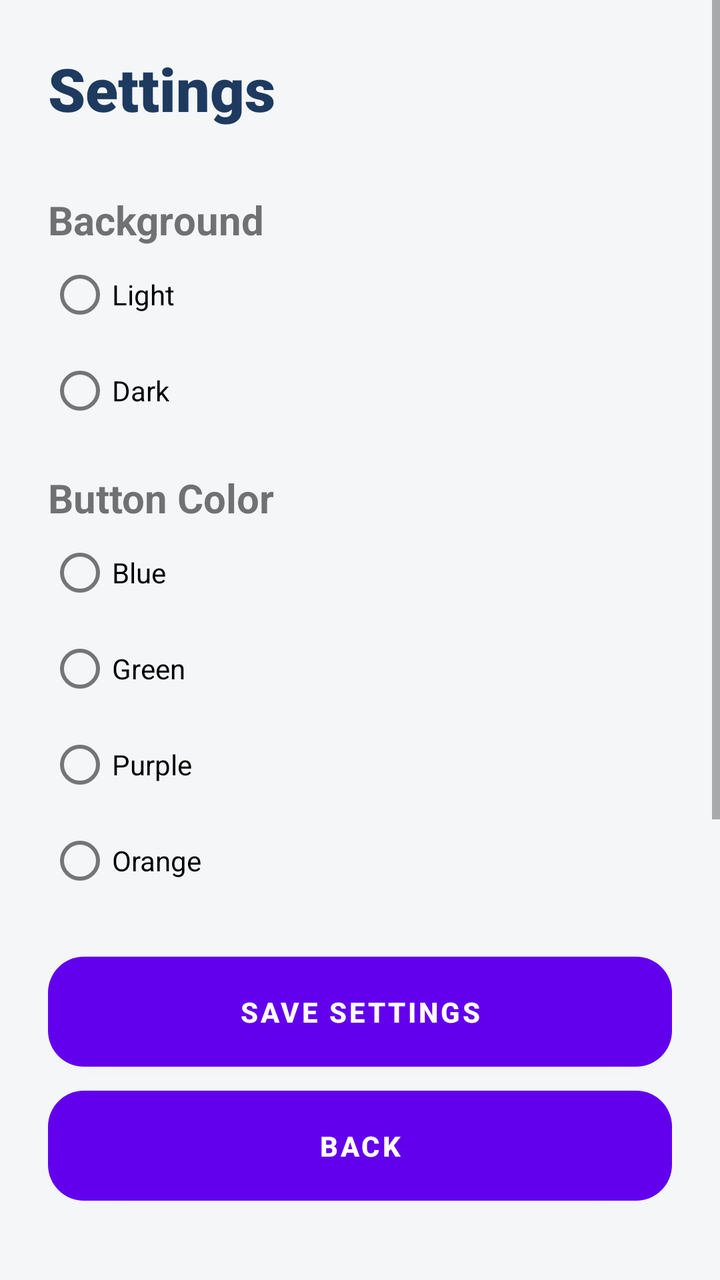
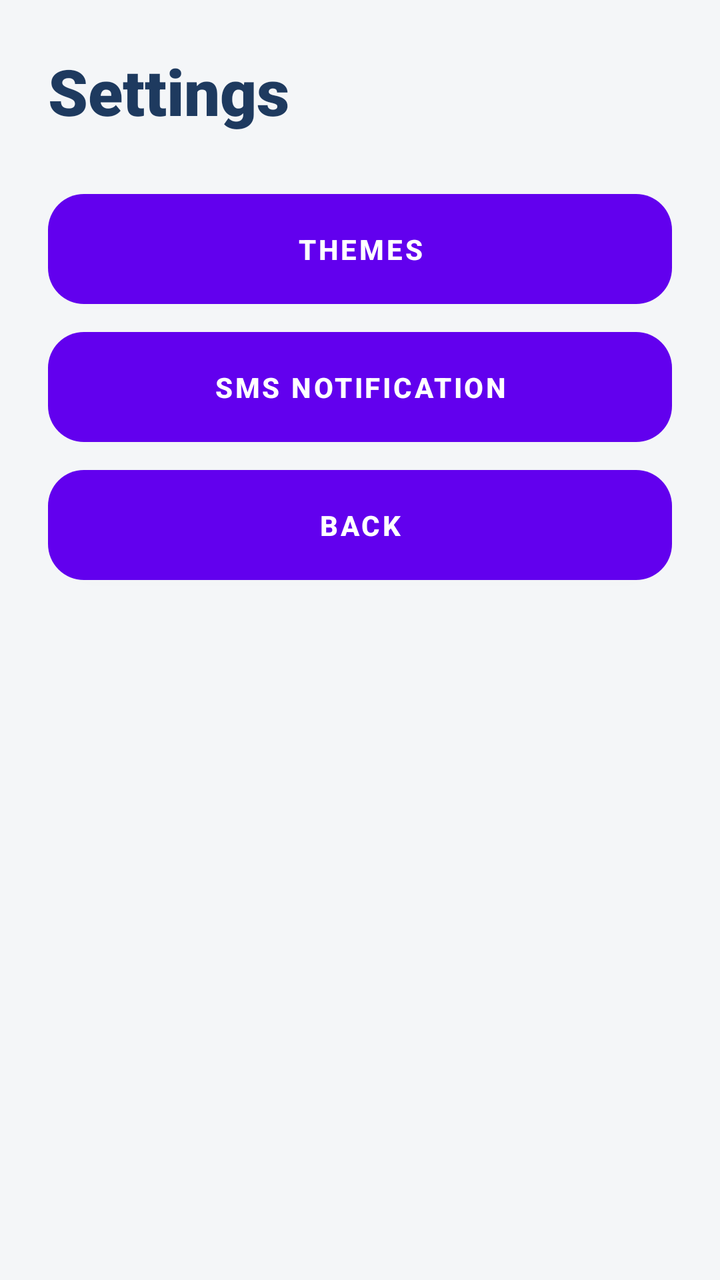

An Android layout rendered at two revisions. The XML below is the earlier revision; the diff shows what the commit changed to produce the second picture.
<!-- AndroidManifest.xml: application theme Theme.StudentPlanner -->
<!-- res/layout/activity_settings.xml -->
<?xml version="1.0" encoding="utf-8"?>
<ScrollView xmlns:android="http://schemas.android.com/apk/res/android"
    android:id="@+id/settingsScroll"
    android:layout_width="match_parent"
    android:layout_height="match_parent"
    android:background="#F4F6F8">

    <LinearLayout
        android:id="@+id/settingsLayout"
        android:layout_width="match_parent"
        android:layout_height="wrap_content"
        android:minHeight="1000dp"
        android:orientation="vertical"
        android:padding="24dp">

        <TextView
            android:id="@+id/txtSettingsTitle"
            android:layout_width="wrap_content"
            android:layout_height="wrap_content"
            android:text="Settings"
            android:textSize="30sp"
            android:textStyle="bold"
            android:fontFamily="sans-serif-black"
            android:textColor="#1E3A5F"
            android:layout_marginBottom="20dp" />

        <TextView
            android:id="@+id/txtBackgroundLabel"
            android:layout_width="wrap_content"
            android:layout_height="wrap_content"
            android:text="Background"
            android:textSize="20sp"
            android:textStyle="bold"
            android:layout_marginTop="12dp" />

        <RadioGroup
            android:id="@+id/bgGroup"
            android:layout_width="match_parent"
            android:layout_height="wrap_content">

            <RadioButton
                android:id="@+id/bgLight"
                android:layout_width="wrap_content"
                android:layout_height="wrap_content"
                android:text="Light" />

            <RadioButton
                android:id="@+id/bgDark"
                android:layout_width="wrap_content"
                android:layout_height="wrap_content"
                android:text="Dark" />
        </RadioGroup>

        <TextView
            android:id="@+id/txtButtonColorLabel"
            android:layout_width="wrap_content"
            android:layout_height="wrap_content"
            android:text="Button Color"
            android:textSize="20sp"
            android:textStyle="bold"
            android:layout_marginTop="16dp" />

        <RadioGroup
            android:id="@+id/buttonGroup"
            android:layout_width="match_parent"
            android:layout_height="wrap_content">

            <RadioButton
                android:id="@+id/colorBlue"
                android:layout_width="wrap_content"
                android:layout_height="wrap_content"
                android:text="Blue" />

            <RadioButton
                android:id="@+id/colorGreen"
                android:layout_width="wrap_content"
                android:layout_height="wrap_content"
                android:text="Green" />

            <RadioButton
                android:id="@+id/colorPurple"
                android:layout_width="wrap_content"
                android:layout_height="wrap_content"
                android:text="Purple" />

            <RadioButton
                android:id="@+id/colorOrange"
                android:layout_width="wrap_content"
                android:layout_height="wrap_content"
                android:text="Orange" />
        </RadioGroup>

        <Button
            android:id="@+id/btnSaveSettings"
            android:layout_width="match_parent"
            android:layout_height="55dp"
            android:text="Save Settings"
            android:textStyle="bold"
            android:background="@drawable/rounded_button"
            android:textColor="#FFFFFF"
            android:layout_marginTop="24dp" />

        <Button
            android:id="@+id/btnBackSettings"
            android:layout_width="match_parent"
            android:layout_height="55dp"
            android:text="Back"
            android:textStyle="bold"
            android:background="@drawable/rounded_button"
            android:textColor="#FFFFFF"
            android:layout_marginTop="12dp" />

    </LinearLayout>

</ScrollView>
<!-- resources referenced by this layout -->
<resources>
  <!-- drawable rounded_button (drawable) -->
  <?xml version="1.0" encoding="utf-8"?>
  <shape xmlns:android="http://schemas.android.com/apk/res/android">
      <corners android:radius="18dp" />
      <solid android:color="#2F80ED" />
      <padding
          android:left="12dp"
          android:right="12dp"
          android:top="10dp"
          android:bottom="10dp" />
  </shape>
  <style name="Theme.StudentPlanner" parent="Theme.MaterialComponents.DayNight.DarkActionBar">
          
          <item name="colorPrimary">@color/purple_500</item>
          <item name="colorPrimaryVariant">@color/purple_700</item>
          <item name="colorOnPrimary">@color/white</item>
          
          <item name="colorSecondary">@color/teal_200</item>
          <item name="colorSecondaryVariant">@color/teal_700</item>
          <item name="colorOnSecondary">@color/black</item>
          
          <item name="android:statusBarColor">?attr/colorPrimaryVariant</item>
          
      </style>
  <color name="purple_500">#FF6200EE</color>
  <color name="purple_700">#FF3700B3</color>
  <color name="white">#FFFFFFFF</color>
  <color name="teal_200">#FF03DAC5</color>
  <color name="teal_700">#FF018786</color>
  <color name="black">#FF000000</color>
</resources>

<!-- the commit's change to res/layout/activity_settings.xml (unified diff, before → after) -->
@@ -1,115 +1,50 @@
 <?xml version="1.0" encoding="utf-8"?>
-<ScrollView xmlns:android="http://schemas.android.com/apk/res/android"
-    android:id="@+id/settingsScroll"
+<LinearLayout xmlns:android="http://schemas.android.com/apk/res/android"
+    android:id="@+id/settingsMenuLayout"
     android:layout_width="match_parent"
     android:layout_height="match_parent"
+    android:orientation="vertical"
+    android:padding="24dp"
     android:background="#F4F6F8">
 
-    <LinearLayout
-        android:id="@+id/settingsLayout"
+    <TextView
+        android:id="@+id/txtSettingsMenuTitle"
+        android:layout_width="wrap_content"
+        android:layout_height="wrap_content"
+        android:text="Settings"
+        android:textSize="32sp"
+        android:textStyle="bold"
+        android:fontFamily="sans-serif-black"
+        android:textColor="#1E3A5F"
+        android:layout_marginBottom="30dp" />
+
+    <Button
+        android:id="@+id/btnThemes"
         android:layout_width="match_parent"
-        android:layout_height="wrap_content"
-        android:minHeight="1000dp"
-        android:orientation="vertical"
-        android:padding="24dp">
+        android:layout_height="55dp"
+        android:text="Themes"
+        android:textStyle="bold"
+        android:background="@drawable/rounded_button"
+        android:textColor="#FFFFFF"
+        android:layout_marginBottom="14dp" />
 
-        <TextView
-            android:id="@+id/txtSettingsTitle"
-            android:layout_width="wrap_content"
-            android:layout_height="wrap_content"
-            android:text="Settings"
-            android:textSize="30sp"
-            android:textStyle="bold"
-            android:fontFamily="sans-serif-black"
-            android:textColor="#1E3A5F"
-            android:layout_marginBottom="20dp" />
+    <Button
+        android:id="@+id/btnSmsNotification"
+        android:layout_width="match_parent"
+        android:layout_height="55dp"
+        android:text="SMS Notification"
+        android:textStyle="bold"
+        android:background="@drawable/rounded_button"
+        android:textColor="#FFFFFF"
+        android:layout_marginBottom="14dp" />
 
-        <TextView
-            android:id="@+id/txtBackgroundLabel"
-            android:layout_width="wrap_content"
-            android:layout_height="wrap_content"
-            android:text="Background"
-            android:textSize="20sp"
-            android:textStyle="bold"
-            android:layout_marginTop="12dp" />
+    <Button
+        android:id="@+id/btnBackSettingsMenu"
+        android:layout_width="match_parent"
+        android:layout_height="55dp"
+        android:text="Back"
+        android:textStyle="bold"
+        android:background="@drawable/rounded_button"
+        android:textColor="#FFFFFF" />
 
-        <RadioGroup
-            android:id="@+id/bgGroup"
-            android:layout_width="match_parent"
-            android:layout_height="wrap_content">
-
-            <RadioButton
-                android:id="@+id/bgLight"
-                android:layout_width="wrap_content"
-                android:layout_height="wrap_content"
-                android:text="Light" />
-
-            <RadioButton
-                android:id="@+id/bgDark"
-                android:layout_width="wrap_content"
-                android:layout_height="wrap_content"
-                android:text="Dark" />
-        </RadioGroup>
-
-        <TextView
-            android:id="@+id/txtButtonColorLabel"
-            android:layout_width="wrap_content"
-            android:layout_height="wrap_content"
-            android:text="Button Color"
-            android:textSize="20sp"
-            android:textStyle="bold"
-            android:layout_marginTop="16dp" />
-
-        <RadioGroup
-            android:id="@+id/buttonGroup"
-            android:layout_width="match_parent"
-            android:layout_height="wrap_content">
-
-            <RadioButton
-                android:id="@+id/colorBlue"
-                android:layout_width="wrap_content"
-                android:layout_height="wrap_content"
-                android:text="Blue" />
-
-            <RadioButton
-                android:id="@+id/colorGreen"
-                android:layout_width="wrap_content"
-                android:layout_height="wrap_content"
-                android:text="Green" />
-
-            <RadioButton
-                android:id="@+id/colorPurple"
-                android:layout_width="wrap_content"
-                android:layout_height="wrap_content"
-                android:text="Purple" />
-
-            <RadioButton
-                android:id="@+id/colorOrange"
-                android:layout_width="wrap_content"
-                android:layout_height="wrap_content"
-                android:text="Orange" />
-        </RadioGroup>
-
-        <Button
-            android:id="@+id/btnSaveSettings"
-            android:layout_width="match_parent"
-            android:layout_height="55dp"
-            android:text="Save Settings"
-            android:textStyle="bold"
-            android:background="@drawable/rounded_button"
-            android:textColor="#FFFFFF"
-            android:layout_marginTop="24dp" />
-
-        <Button
-            android:id="@+id/btnBackSettings"
-            android:layout_width="match_parent"
-            android:layout_height="55dp"
-            android:text="Back"
-            android:textStyle="bold"
-            android:background="@drawable/rounded_button"
-            android:textColor="#FFFFFF"
-            android:layout_marginTop="12dp" />
-
-    </LinearLayout>
-
-</ScrollView>
+</LinearLayout>
